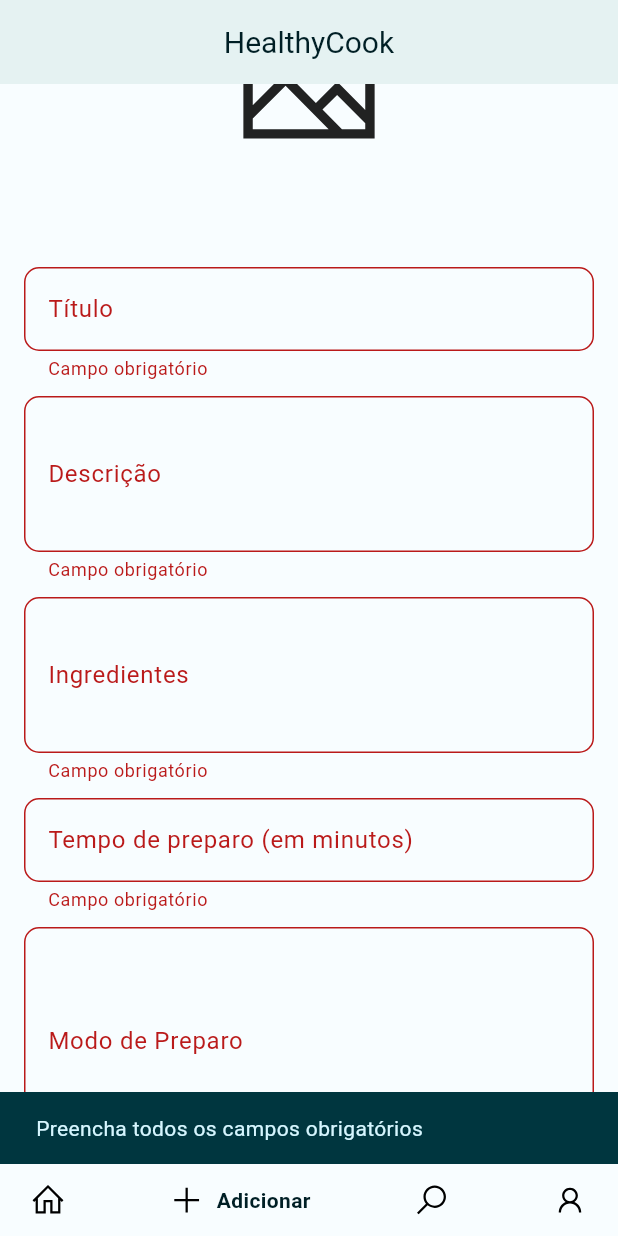
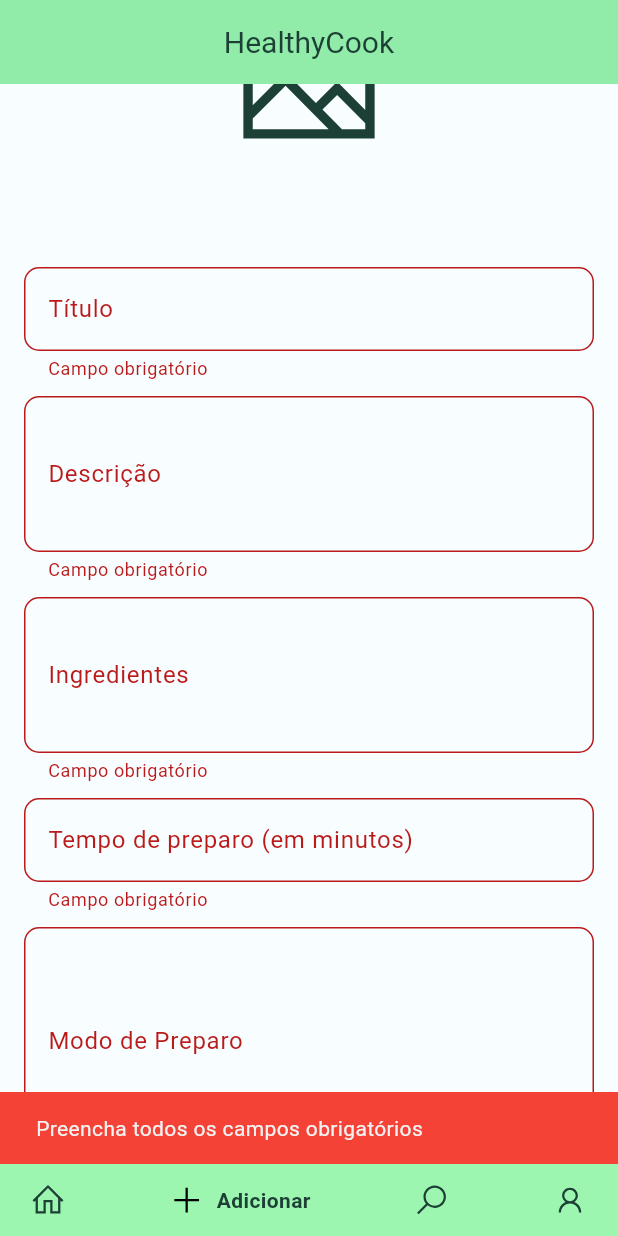
Before and after one commit to moisescorreaa/healthy-cook, a Flutter app: the MainManagementPage screen opened by its route, item 2 of the bottom bar chosen, scrolled down 114 dp, after a tap on "Salvar", on a phone screen of 412 x 824 dp. Run offline on Flutter 3.47's test engine with Material 2 defaults, Android fonts, the phone set to English and light mode, and no system bars; drawn by our look-alikes of dynamic_color, google_nav_bar; our stand-ins replace cloud_firestore, firebase_auth, firebase_core, firebase_storage, image_picker, line_icons; missing offline and left inert: algolia, algolia_helper_flutter; accounts and stored records are empty; network calls fail.

Commit message:
Redefinição de cores completa, verificar detalhes

```diff
--- a/lib/components/add_recipe_form.dart
+++ b/lib/components/add_recipe_form.dart
@@ -99,7 +99,11 @@ class _AddRecipeFormState extends State<AddRecipeForm> {
 
         ScaffoldMessenger.of(context).showSnackBar(
           const SnackBar(
-            content: Text('Receita postada com sucesso!'),
+            backgroundColor: Color(0xFF3FA63C),
+            content: Text(
+              'Receita postada com sucesso!',
+              style: TextStyle(color: Color(0xFFF2F2F2)),
+            ),
           ),
         );
       } catch (e) {
@@ -109,14 +113,24 @@ class _AddRecipeFormState extends State<AddRecipeForm> {
         }
         ScaffoldMessenger.of(context).showSnackBar(
           const SnackBar(
-            content: Text('Ocorreu um erro ao postar a receita'),
+            backgroundColor: Colors.red,
+            content: Text(
+              'Ocorreu um erro ao postar a receita',
+              style: TextStyle(color: Color(0xFFF2F2F2)),
+            ),
           ),
         );
       }
     } else {
       ScaffoldMessenger.of(context).showSnackBar(
         const SnackBar(
-          content: Text('Preencha todos os campos obrigatórios'),
+          backgroundColor: Colors.red,
+          content: Text(
+            'Preencha todos os campos obrigatórios',
+            style: TextStyle(
+              color: Color(0xFFF2F2F2),
+            ),
+          ),
         ),
       );
     }
@@ -145,6 +159,7 @@ class _AddRecipeFormState extends State<AddRecipeForm> {
                           child: LineIcon(
                             LineIcons.image,
                             size: 100,
+                            color: Color(0xFF1C4036),
                           ),
                         ),
                       ),
@@ -222,6 +237,7 @@ class _AddRecipeFormState extends State<AddRecipeForm> {
                 child: ElevatedButton(
                   onPressed: () => saveRecipe(),
                   style: ElevatedButton.styleFrom(
+                    backgroundColor: const Color(0xFF1C4036),
                     shape: RoundedRectangleBorder(
                       borderRadius: BorderRadius.circular(10),
                     ),
@@ -229,7 +245,8 @@ class _AddRecipeFormState extends State<AddRecipeForm> {
                   ),
                   child: const Text(
                     "Salvar",
-                    style: TextStyle(fontWeight: FontWeight.bold),
+                    style: TextStyle(
+                        fontWeight: FontWeight.bold, color: Color(0xFFF2F2F2)),
                   ),
                 ),
               ),
--- a/lib/components/recipe_detail.dart
+++ b/lib/components/recipe_detail.dart
@@ -28,7 +28,11 @@ class _RecipeDetailState extends State<RecipeDetail> {
   Widget build(BuildContext context) {
     return Scaffold(
       appBar: AppBar(
-        title: const Text('Detalhes da Receita'),
+        backgroundColor: const Color(0xFF9DF6B0),
+        title: const Text(
+          'Detalhes da Receita',
+          style: TextStyle(color: Color(0xFF1C4036)),
+        ),
         leading: IconButton(
           icon: const Icon(
             Icons.arrow_back,
--- a/lib/components/recipe_detail_algolia.dart
+++ b/lib/components/recipe_detail_algolia.dart
@@ -27,7 +27,11 @@ class _RecipeDetailAlgoliaState extends State<RecipeDetailAlgolia> {
   Widget build(BuildContext context) {
     return Scaffold(
       appBar: AppBar(
-        title: const Text('Detalhes da Receita'),
+        backgroundColor: const Color(0xFF9DF6B0),
+        title: const Text(
+          'Detalhes da Receita',
+          style: TextStyle(color: Color(0xFF1C4036)),
+        ),
         leading: IconButton(
           icon: const Icon(
             Icons.arrow_back,
--- a/lib/components/search_algolia.dart
+++ b/lib/components/search_algolia.dart
@@ -1,6 +1,7 @@
 import 'package:algolia_helper_flutter/algolia_helper_flutter.dart';
 import 'package:flutter/material.dart';
 import 'package:healthy_cook/components/recipe_detail_algolia.dart';
+import 'package:line_icons/line_icon.dart';
 
 class SearchAlgolia extends StatefulWidget {
   const SearchAlgolia({Key? key}) : super(key: key);
@@ -25,6 +26,8 @@ class _SearchAlgoliaState extends State<SearchAlgolia> {
           child: TextField(
             onChanged: (input) => hitsSearcher.query(input),
             decoration: const InputDecoration(
+              suffixIcon: LineIcon.search(),
+              suffixIconColor: Color(0xFF1C4036),
               hintText: 'Digite sua busca',
             ),
           ),
--- a/lib/views/add_page.dart
+++ b/lib/views/add_page.dart
@@ -13,9 +13,10 @@ class _AddPageState extends State<AddPage> {
   Widget build(BuildContext context) {
     return Scaffold(
         appBar: AppBar(
+          backgroundColor: const Color(0xFF9DF6B0),
           title: const Text(
             'HealthyCook',
-            style: TextStyle(fontSize: 20),
+            style: TextStyle(fontSize: 20, color: Color(0xFF1C4036)),
           ),
           automaticallyImplyLeading: false,
           centerTitle: true,
--- a/lib/views/home_page.dart
+++ b/lib/views/home_page.dart
@@ -25,7 +25,17 @@ class _HomePageState extends State<HomePage> {
       lastDate: now,
       builder: (context, child) {
         return Theme(
-          data: ThemeData.light(),
+          data: Theme.of(context).copyWith(
+            colorScheme: const ColorScheme.light(
+              primary: Color(0xFFF2F2F2),
+              onPrimary: Color(0xFF1D7332),
+              onSurface: Color(0xFF1D7332),
+            ),
+            textButtonTheme: TextButtonThemeData(
+              style: TextButton.styleFrom(
+                  foregroundColor: const Color(0xFF1D7332)),
+            ),
+          ),
           child: child!,
         );
       },
@@ -48,16 +58,19 @@ class _HomePageState extends State<HomePage> {
   Widget build(BuildContext context) {
     return Scaffold(
         appBar: AppBar(
+          backgroundColor: const Color(0xFF9DF6B0),
           title: const Text(
             'HealthyCook',
-            style: TextStyle(fontSize: 20),
+            style: TextStyle(fontSize: 20, color: Color(0xFF1C4036)),
           ),
           automaticallyImplyLeading: false,
           centerTitle: true,
           actions: [
             IconButton(
-                onPressed: showDatePickerDialog,
-                icon: const LineIcon.calendar())
+              onPressed: showDatePickerDialog,
+              icon: const LineIcon.calendar(),
+              color: const Color(0xFF1C4036),
+            )
           ],
         ),
         body: Column(
--- a/lib/views/main_management_page.dart
+++ b/lib/views/main_management_page.dart
@@ -48,23 +48,32 @@ class _MainManagementPageState extends State<MainManagementPage> {
         gap: 8,
         haptic: true,
         tabBorderRadius: 45,
+        backgroundColor: const Color(0xFF9DF6B0),
         curve: Curves.easeInToLinear,
         tabs: const [
           GButton(
             icon: LineIcons.home,
             text: 'Início',
+            iconColor: Color(0xFF1C4036),
+            textColor: Color(0xFF1C4036),
           ),
           GButton(
             icon: LineIcons.plus,
+            iconColor: Color(0xFF1C4036),
+            textColor: Color(0xFF1C4036),
             text: 'Adicionar',
           ),
           GButton(
             icon: LineIcons.search,
             text: 'Pesquisa',
+            iconColor: Color(0xFF1C4036),
+            textColor: Color(0xFF1C4036),
           ),
           GButton(
             icon: LineIcons.user,
             text: 'Perfil',
+            iconColor: Color(0xFF1C4036),
+            textColor: Color(0xFF1C4036),
           )
         ],
         onTabChange: (page) => pController.animateToPage(page,
--- a/lib/views/profile_page.dart
+++ b/lib/views/profile_page.dart
@@ -22,20 +22,27 @@ class _ProfilePageState extends State<ProfilePage> {
       builder: (context) => AlertDialog(
         title: const Text(
           'Você tem certeza que deseja sair?',
-          style: TextStyle(
-            fontWeight: FontWeight.bold,
-          ),
+          style:
+              TextStyle(fontWeight: FontWeight.bold, color: Color(0xFF1C4036)),
         ),
         actions: [
           OutlinedButton(
             onPressed: () => Navigator.of(context).pop(),
-            style: OutlinedButton.styleFrom(),
-            child: const Text("Cancelar"),
+            style: OutlinedButton.styleFrom(
+                side: const BorderSide(color: Color(0xFF1C4036))),
+            child: const Text(
+              "Cancelar",
+              style: TextStyle(color: Color(0xFF1C4036)),
+            ),
           ),
           ElevatedButton(
             onPressed: () => logout(context),
-            style: ElevatedButton.styleFrom(),
-            child: const Text("Confirmar"),
+            style: ElevatedButton.styleFrom(
+                backgroundColor: const Color(0xFF18592F)),
+            child: const Text(
+              "Confirmar",
+              style: TextStyle(color: Color(0xFFF2F2F2)),
+            ),
           ),
         ],
       ),
@@ -61,14 +68,16 @@ class _ProfilePageState extends State<ProfilePage> {
   Widget build(BuildContext context) {
     return Scaffold(
         appBar: AppBar(
+          backgroundColor: const Color(0xFF9DF6B0),
           title: const Text(
             'HealthyCook',
-            style: TextStyle(fontSize: 20),
+            style: TextStyle(fontSize: 20, color: Color(0xFF1C4036)),
           ),
           automaticallyImplyLeading: false,
           centerTitle: true,
           actions: [
             IconButton(
+                color: const Color(0xFF1C4036),
                 onPressed: () => logoutPopUp(context),
                 icon: const LineIcon.alternateSignOut())
           ],
@@ -89,7 +98,7 @@ class _ProfilePageState extends State<ProfilePage> {
                 children: [
                   Icon(
                     Icons.menu,
-                    color: Colors.black,
+                    color: Color(0xFF1C4036),
                   ),
                 ],
               ),
--- a/lib/views/search_page.dart
+++ b/lib/views/search_page.dart
@@ -13,9 +13,10 @@ class _SearchPageState extends State<SearchPage> {
   Widget build(BuildContext context) {
     return Scaffold(
         appBar: AppBar(
+          backgroundColor: const Color(0xFF9DF6B0),
           title: const Text(
             'HealthyCook',
-            style: TextStyle(fontSize: 20),
+            style: TextStyle(fontSize: 20, color: Color(0xFF1C4036)),
           ),
           automaticallyImplyLeading: false,
           centerTitle: true,
```
Also changed, not shown: lib/components/edit_profile_form.dart (+32 -13 lines), lib/components/edit_recipe.dart (+6 -1 lines), lib/components/home_cards.dart (+5 -6 lines), lib/components/recipe_detail_owner.dart (+26 -7 lines), pubspec.lock, 1 other file.
